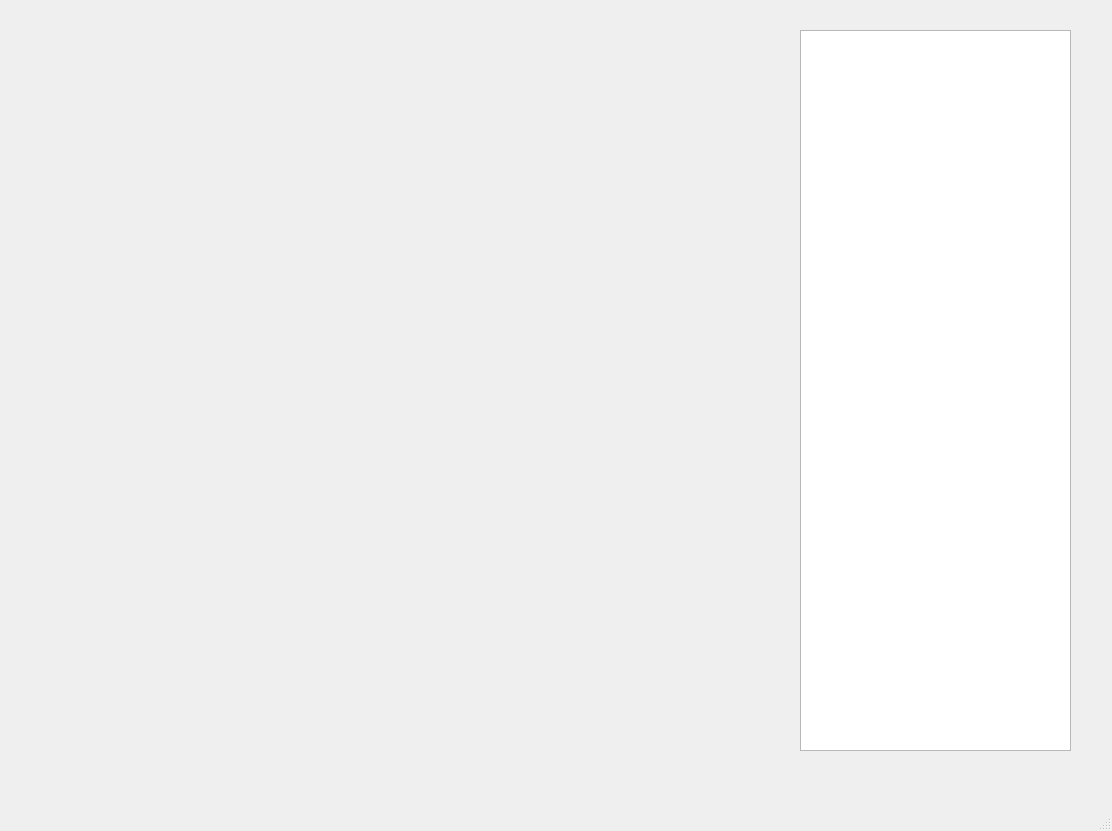
Matvey-Makaro/VendingMachine, file AppQt/MainWindow.ui: the form before one commit.
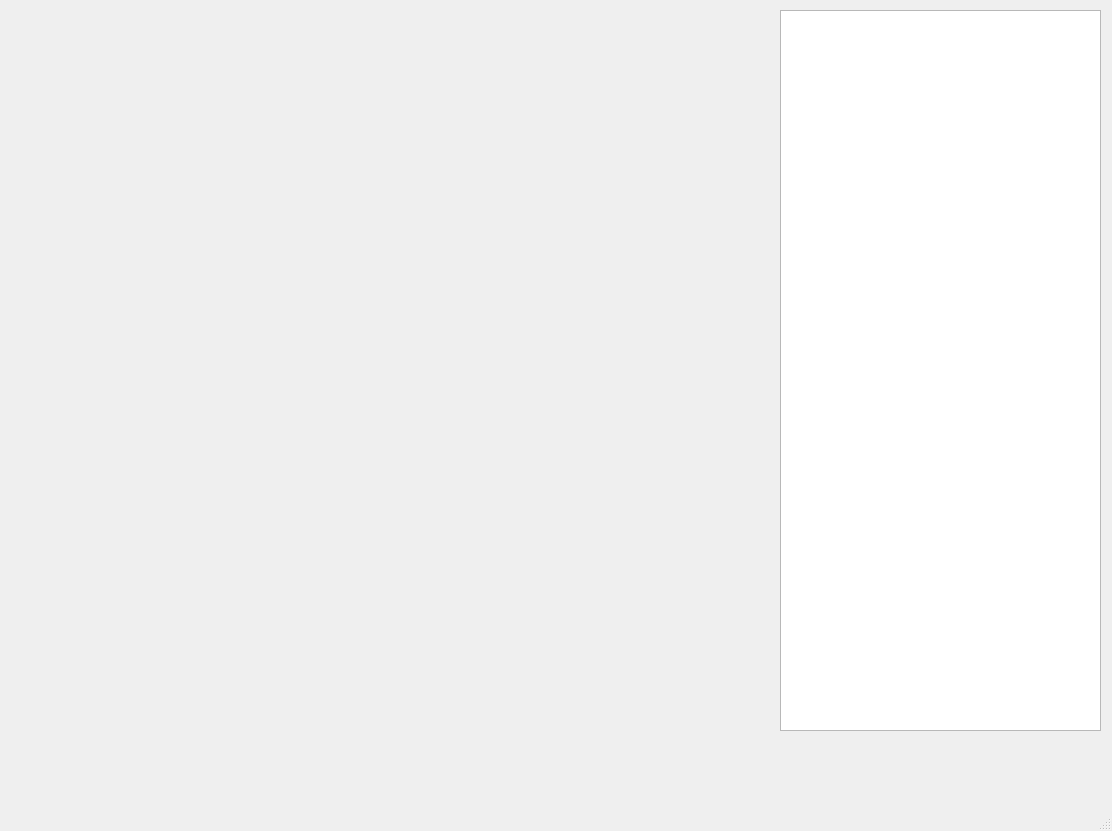
The form after the commit.

Commit message: Finished MainWindow

Diff of the .ui file:
```diff
--- a/AppQt/MainWindow.ui
+++ b/AppQt/MainWindow.ui
@@ -37,7 +37,7 @@
    <widget class="QWidget" name="main_display" native="true">
     <property name="geometry">
      <rect>
-      <x>20</x>
+      <x>30</x>
       <y>30</y>
       <width>401</width>
       <height>80</height>
@@ -47,9 +47,9 @@
    <widget class="QListWidget" name="items_slots">
     <property name="geometry">
      <rect>
-      <x>800</x>
-      <y>30</y>
-      <width>271</width>
+      <x>780</x>
+      <y>10</y>
+      <width>321</width>
       <height>721</height>
      </rect>
     </property>
@@ -67,9 +67,9 @@
    <widget class="QWidget" name="numpad" native="true">
     <property name="geometry">
      <rect>
-      <x>70</x>
+      <x>20</x>
       <y>120</y>
-      <width>351</width>
+      <width>401</width>
       <height>261</height>
      </rect>
     </property>
```
The commit also changes 1 other file.
